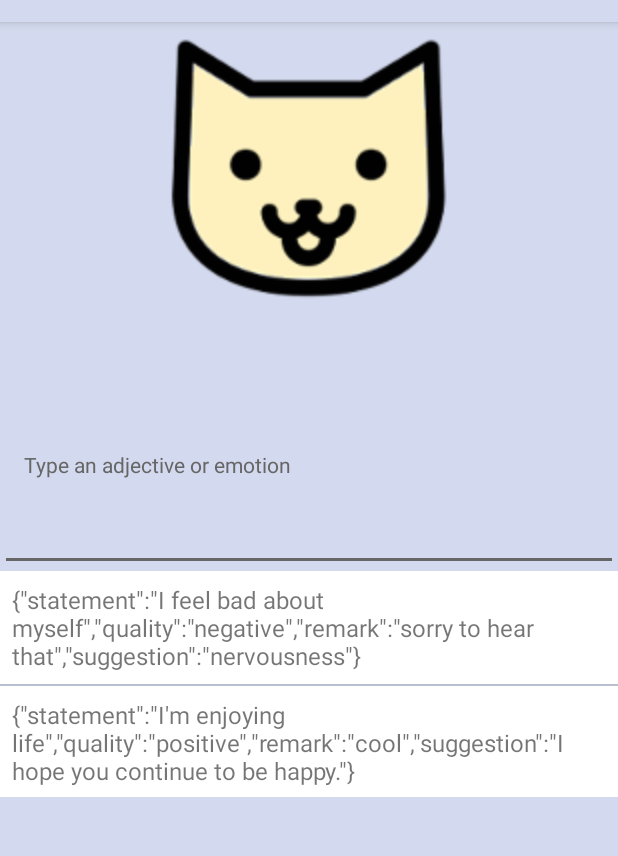
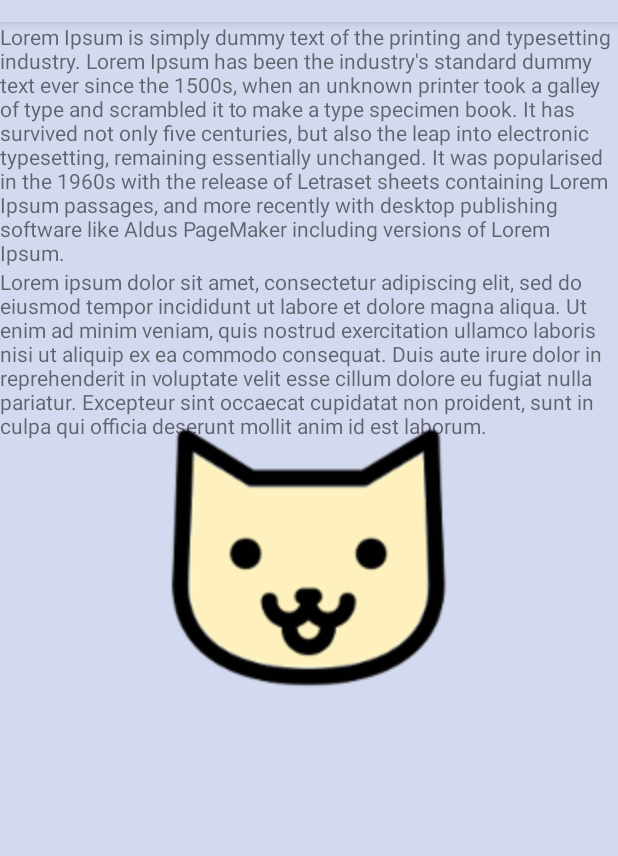
Before and after one commit to ronniehung/petcbt, an Android app: the screen it shows after launch (MainActivity), on a phone screen of 412 x 824 dp, the part 62-918 px from its top. Run offline under Robolectric (Android 15) with nearby library versions, the phone set to English and light mode, and no system bars.

Commit message:
Lorem ipsum dolor sit amet, consectetur adipiscing elit. Fusce vulputate lacinia ante sed commodo. Nullam eu rhoncus ante. E

```diff
--- a/app/src/main/java/com/example/android/petcbt/Cat.java
+++ b/app/src/main/java/com/example/android/petcbt/Cat.java
@@ -1,4 +1,6 @@
 package com.example.android.petcbt;
+
+import java.util.HashMap;
 
 /**
  * Created by ronniehung on 2017-09-16.
@@ -32,6 +34,7 @@ public class Cat {
 
     String getSuggestionFromEmotionKeyWord(String emotionKeyWord) {
         // returns value paired with given emotionKeyWord in hashmap that maps from suggestionType to a suggestion String
-        return this.emotionKeyWordToSuggestion.get(suggestionType);
+//        return this.emotionKeyWordToSuggestion.get(suggestionType);
+        return "Foo";
     }
 }
--- a/app/src/main/java/com/example/android/petcbt/MainActivity.java
+++ b/app/src/main/java/com/example/android/petcbt/MainActivity.java
@@ -54,6 +54,19 @@ public class MainActivity extends AppCompatActivity {
                 (AutoCompleteTextView ) findViewById(R.id.feeling_input);
         autoCompleteView.setAdapter(adapter);
 
+        TextView remark = (TextView) findViewById(R.id.remark);
+        remark.setText("Lorem Ipsum is simply dummy text of the printing and typesetting industry. Lorem Ipsum has been the industry's standard dummy text ever since the 1500s, when an unknown printer took a galley of type and scrambled it to make a type specimen book. It has survived not only five centuries, but also the leap into electronic typesetting, remaining essentially unchanged. It was popularised in the 1960s with the release of Letraset sheets containing Lorem Ipsum passages, and more recently with desktop publishing software like Aldus PageMaker including versions of Lorem Ipsum.");
+        TextView suggestion = (TextView) findViewById(R.id.suggestion);
+        suggestion.setText("Lorem ipsum dolor sit amet, consectetur adipiscing elit, sed do eiusmod tempor incididunt ut labore et dolore magna aliqua. Ut enim ad minim veniam, quis nostrud exercitation ullamco laboris nisi ut aliquip ex ea commodo consequat. Duis aute irure dolor in reprehenderit in voluptate velit esse cillum dolore eu fugiat nulla pariatur. Excepteur sint occaecat cupidatat non proident, sunt in culpa qui officia deserunt mollit anim id est laborum.");
+
+        TextView feelingInputLabel = (TextView) findViewById(R.id.feeling_input_label);
+        AutoCompleteTextView feelingInput =
+                (AutoCompleteTextView) findViewById(R.id.feeling_input);
+        ExpandedListView emotionList = (ExpandedListView) findViewById(R.id.emotion_list);
+
+        feelingInputLabel.setVisibility(View.GONE);
+        feelingInput.setVisibility(View.GONE);
+        emotionList.setVisibility(View.GONE);
     }
 
     public String[] toStringArray(JSONArray array) {
@@ -85,9 +98,6 @@ public class MainActivity extends AppCompatActivity {
         try {
             JSONArray strings = new JSONArray(json);
             allWords = toStringArray(strings);
-
-
-
         } catch (org.json.JSONException e) {
             e.printStackTrace();
         }
--- a/app/src/main/res/layout/activity_main.xml
+++ b/app/src/main/res/layout/activity_main.xml
@@ -44,9 +44,10 @@
 
             </RelativeLayout>
 
-            <RelativeLayout
+            <LinearLayout
                 android:layout_width="match_parent"
-                android:layout_height="wrap_content">
+                android:layout_height="wrap_content"
+                android:orientation="vertical">
 
                 <TextView
                     android:layout_width="wrap_content"
@@ -58,8 +59,7 @@
                     android:layout_height="wrap_content"
                     android:id="@+id/suggestion"/>
 
-
-            </RelativeLayout>
+            </LinearLayout>
 
             <ImageView
                 android:id="@+id/cat"
@@ -75,7 +75,8 @@
                 android:layout_height="wrap_content"
                 android:padding="16dp"
                 android:textColor="@color/textPrimary"
-                android:text="Type an adjective or emotion"/>
+                android:id="@+id/feeling_input_label"
+                android:text="Type an adjective or emotion" />
 
             <AutoCompleteTextView
                 android:id="@+id/feeling_input"
```
